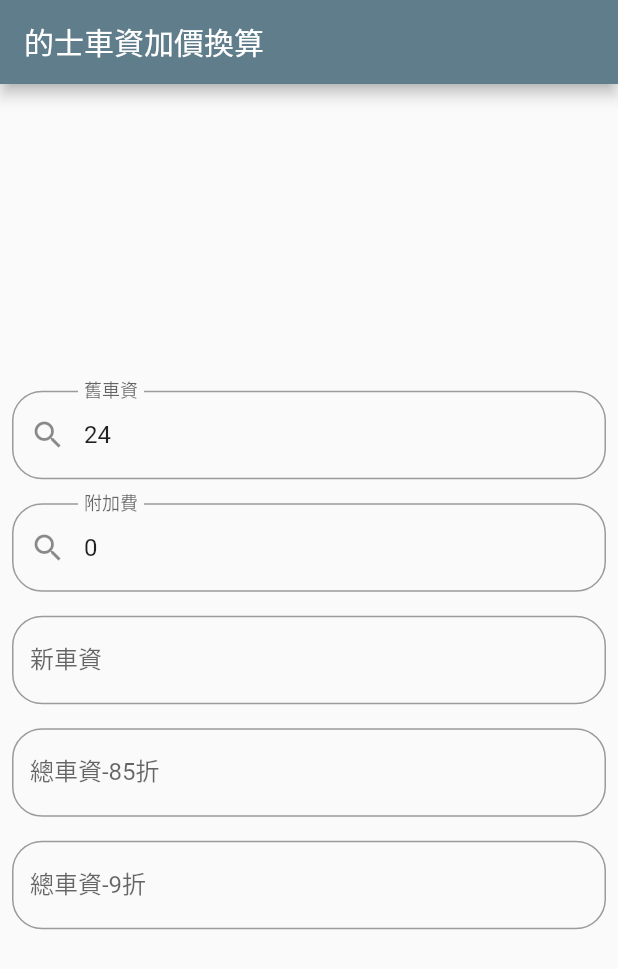
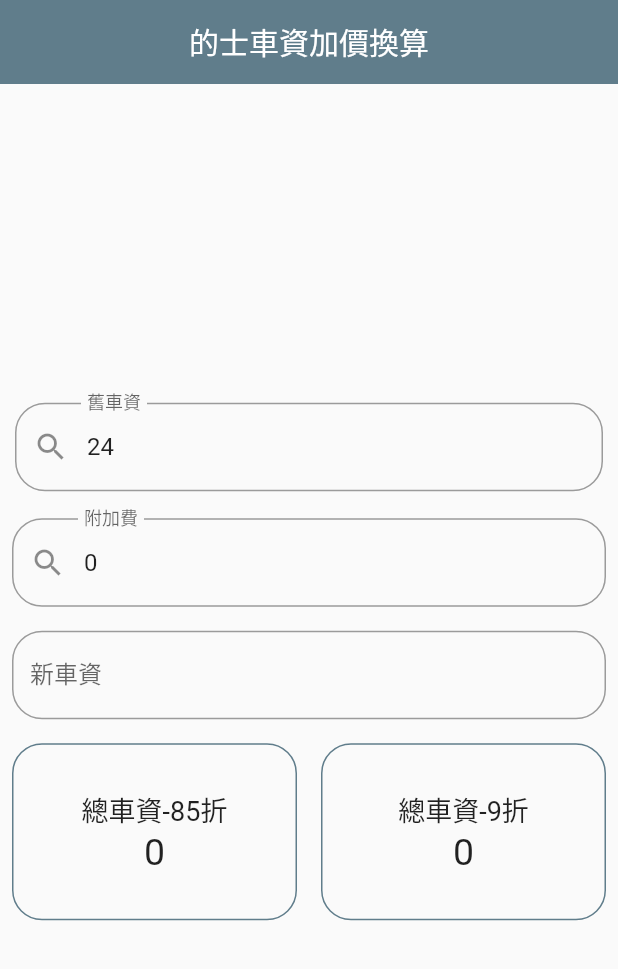
Before and after one commit to Mgambo/hk-taxi-discount-calculator, a Flutter app: the screen it shows after launch, on a phone screen of 412 x 824 dp. Shown: the top 969 px of the screen. Run offline on Flutter 3.47's test engine with Material 2 defaults, Android fonts, the phone set to English and light mode, and no system bars.

Commit message:
redesigned the rate ui

```diff
--- a/lib/components/price.dart
+++ b/lib/components/price.dart
@@ -2,24 +2,32 @@ import 'package:flutter/material.dart';
 
 class priceField extends StatelessWidget {
   String label;
-  final _controller = TextEditingController();
+  String price;
+  static final priceController = TextEditingController();
 
-  priceField({Key? key, required this.label}): super(key: key);
-
-  void controller() { _controller; }
+  priceField({Key? key, required this.label, required this.price}): super(key: key);
 
   @override
   Widget build(BuildContext context) {
-    return TextField(
-      readOnly: true,
-      controller: _controller,
-      decoration: InputDecoration(
-        prefixText: '\$ ',
-        labelText: label,
-        border: OutlineInputBorder(
-          borderRadius: BorderRadius.circular(20)
-        ),
+    return Container(
+      padding: const EdgeInsets.all(30.0),
+      decoration: BoxDecoration(
+        border: Border.all(color: Colors.blueGrey),
+        borderRadius: BorderRadius.circular(20)
       ),
+      child: Column(
+        children: <Widget>[
+          Container(
+            child:
+              Text(
+                label,
+                textAlign: TextAlign.center,
+                style: const TextStyle(fontSize: 18.0),
+              )
+          ),
+          Text(price, textAlign: TextAlign.center)
+        ]
+      )
     );
   }
 }
--- /dev/null
+++ b/lib/consts/rate.dart
@@ -0,0 +1,15 @@
+class rate {
+  static int oldPrice = 24;
+  static int newPrice = 27;
+  static Map beforeNineKm = const {
+    'max': 83.5,
+    'meter': 0.2,
+    'oldRate': 1.7,
+    'newRate': 1.9
+  };
+  static Map afterNineKm = const {
+    'max': 93.5,
+    'oldRate': 1.2,
+    'newRate': 1.3
+  };
+}
--- a/lib/main.dart
+++ b/lib/main.dart
@@ -14,16 +14,11 @@ class MyApp extends StatelessWidget {
   Widget build(BuildContext context) {
     return MaterialApp(
       title: 'Taxi Price Calculator',
+      debugShowCheckedModeBanner: false,
       theme: ThemeData(
-        // This is the theme of your application.
-        //
-        // Try running your application with "flutter run". You'll see the
-        // application has a blue toolbar. Then, without quitting the app, try
-        // changing the primarySwatch below to Colors.green and then invoke
-        // "hot reload" (press "r" in the console where you ran "flutter run",
-        // or simply save your changes to "hot reload" in a Flutter IDE).
-        // Notice that the counter didn't reset back to zero; the application
-        // is not restarted.
+        textTheme: const TextTheme(
+          bodyMedium: TextStyle(fontSize: 25.0)
+        ),
         primarySwatch: Colors.blueGrey,
       ),
       home: const MyHomePage(title: label.title),
--- a/lib/screens/home.dart
+++ b/lib/screens/home.dart
@@ -1,5 +1,6 @@
 import 'package:flutter/material.dart';
 import '../consts/languages/chinese.dart';
+import '../utils/rate.dart';
 import '../components/price.dart';
 
 class MyHomePage extends StatefulWidget {
@@ -12,16 +13,21 @@ class MyHomePage extends StatefulWidget {
 
 class _MyHomePageState extends State<MyHomePage> {
   final newPriceController = TextEditingController();
+  String ninetyPrice = '0';
+  String eightyFivePrice = '0';
 
   void calculatePrice(value) {
-    double newPrice = 0;
+    num newPrice = 0;
     setState(() {
-      if (value != '' && double.tryParse(value) != null) {
-        newPrice = double.parse(value) * 0.85;
+      if (value != '' && rateUtil().validatePrice(num.parse(value))) {
+        newPrice = rateUtil().calcNewPrice(num.parse(value)); //num.parse(value) * 0.85;
       } else {
         newPrice = 0;
       }
       newPriceController.text = newPrice.toString();
+      eightyFivePrice = (newPrice * 0.85).toStringAsPrecision(3).toString();
+      ninetyPrice = (newPrice * 0.9).toStringAsPrecision(3).toString();
+      priceField.priceController.text = ninetyPrice;
     });
   }
 
@@ -29,13 +35,16 @@ class _MyHomePageState extends State<MyHomePage> {
   Widget build(BuildContext context) {
     return Scaffold(
       appBar: AppBar(
+        elevation: 0,
+        // leading: Icon(Icons.menu),
         title: Text(widget.title),
+        centerTitle: true,
       ),
-      body: Center(
+      body: SafeArea(
         child: Column(
           mainAxisAlignment: MainAxisAlignment.center,
           children: <Widget>[
-            Padding(padding: const EdgeInsets.all(8.0),
+            Padding(padding: const EdgeInsets.all(10.0),
               child: TextFormField(
                 initialValue: '24',
                 onChanged: calculatePrice,
@@ -75,11 +84,19 @@ class _MyHomePageState extends State<MyHomePage> {
                 ),
               ),
             ),
-            Padding(padding: const EdgeInsets.all(8.0),
-              child: priceField(label: label.eightyFive)
-            ),
-            Padding(padding: const EdgeInsets.all(8.0),
-              child: priceField(label: label.ninety)
+            Row(
+              children: [
+                Expanded(
+                  child: Padding(padding: const EdgeInsets.all(8.0),
+                    child: priceField(label: label.eightyFive, price: eightyFivePrice)
+                  )
+                ),
+                Expanded(
+                  child: Padding(padding: const EdgeInsets.all(8.0),
+                    child: priceField(label: label.ninety, price: ninetyPrice)
+                  )
+                )
+              ]
             )
           ],
         ),
--- a/pubspec.yaml
+++ b/pubspec.yaml
@@ -58,9 +58,9 @@ flutter:
   uses-material-design: true
 
   # To add assets to your application, add an assets section, like this:
-  # assets:
-  #   - images/a_dot_burr.jpeg
-  #   - images/a_dot_ham.jpeg
+  assets:
+    - assets/images/
+    - assets/icons/
 
   # An image asset can refer to one or more resolution-specific "variants", see
   # https://flutter.dev/assets-and-images/#resolution-aware
```
Also changed, not shown: lib/consts/price.dart (deleted, +0 -8 lines), lib/utils/rate.dart (added, +30 -0 lines), 1 other file.
